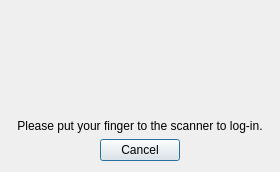
The window that CLOCKWORK_SEMESTER/log_in_fingerprint.ui (AmielJohnPadasay/ClockWork) describes before a commit, drawn with Qt 5.
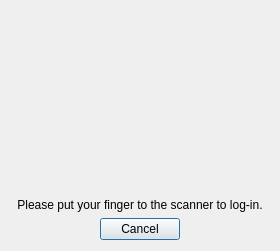
The same window after the commit. Icons and pictures are not drawn.

Commit message: Completed function of Log-In WIndow

What changed in the file:
```diff
--- a/CLOCKWORK_SEMESTER/log_in_fingerprint.ui
+++ b/CLOCKWORK_SEMESTER/log_in_fingerprint.ui
@@ -7,7 +7,7 @@
     <x>0</x>
     <y>0</y>
     <width>275</width>
-    <height>172</height>
+    <height>251</height>
    </rect>
   </property>
   <property name="windowTitle">
```
Left out of the diff: 2 changed lines with no effect on the pictures. The commit also changes 3 other files.
